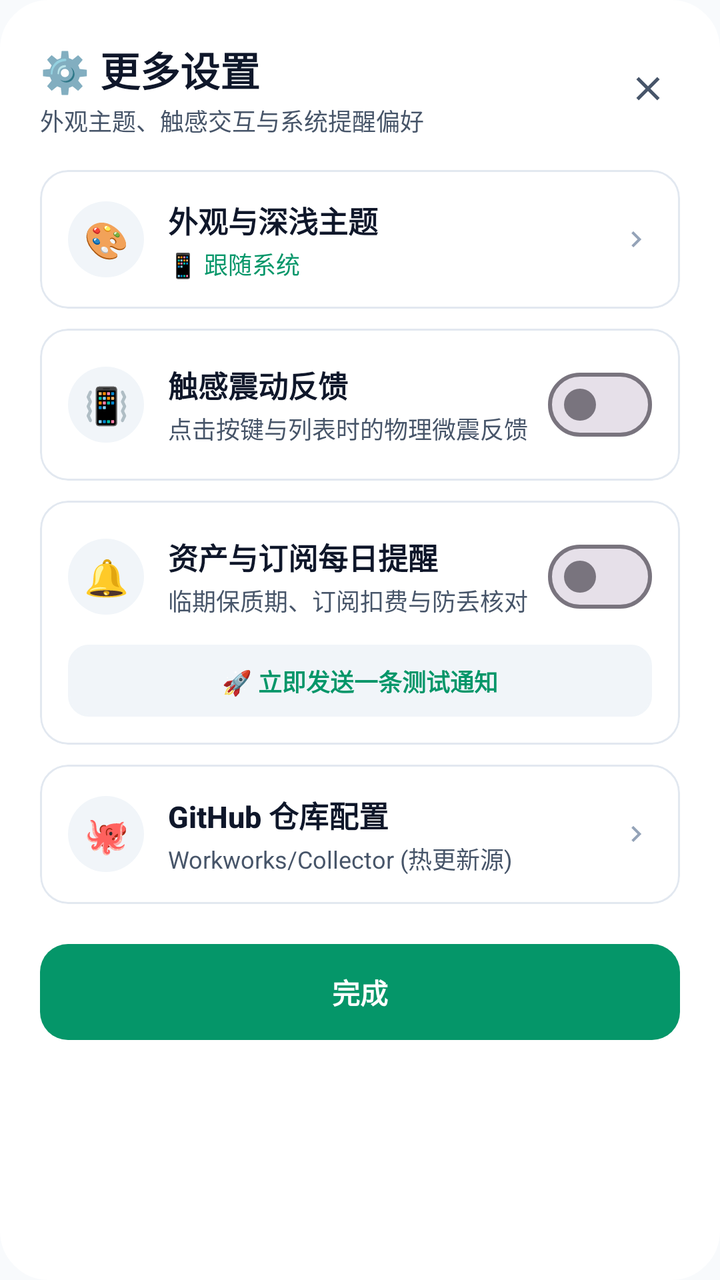
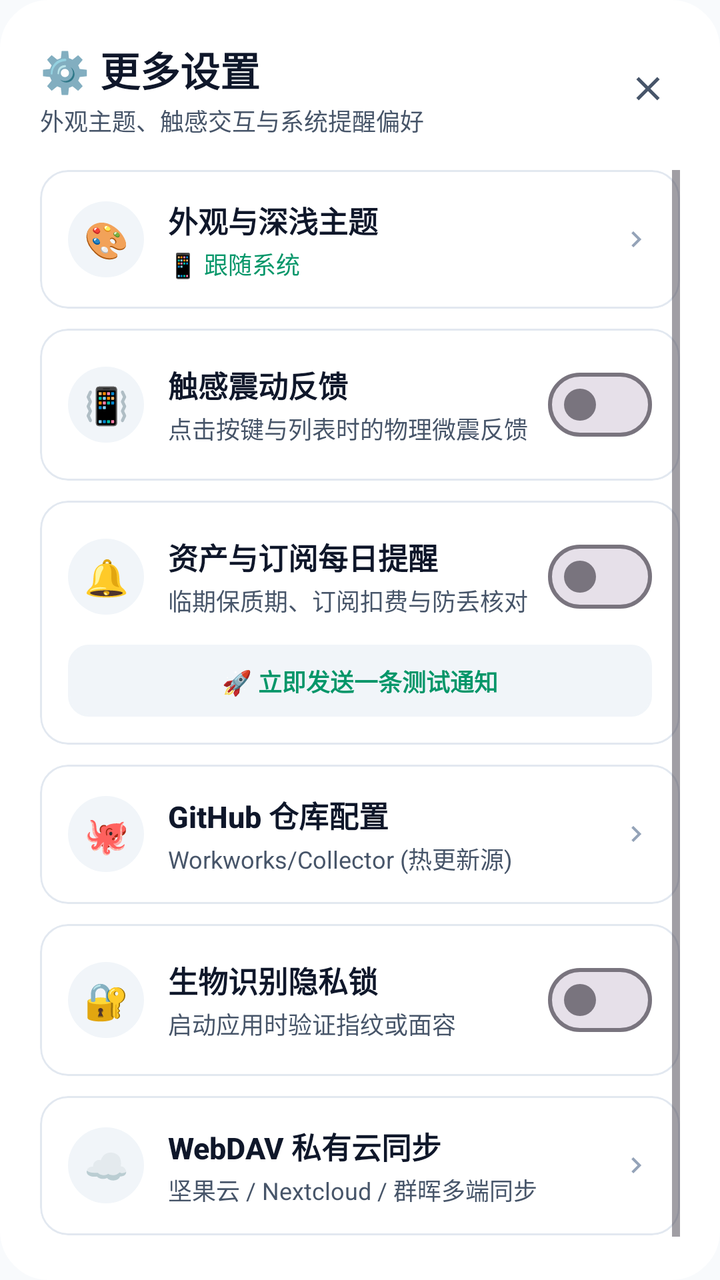

Before-and-after screenshots of an Android layout around one commit, followed by the original layout XML and the change that was made.
<!-- AndroidManifest.xml: application theme Theme.DiaperTracker -->
<!-- res/layout/dialog_more_settings.xml -->
<?xml version="1.0" encoding="utf-8"?>
<LinearLayout
    xmlns:android="http://schemas.android.com/apk/res/android"
    xmlns:app="http://schemas.android.com/apk/res-auto"
    android:layout_width="match_parent"
    android:layout_height="wrap_content"
    android:orientation="vertical"
    android:background="@drawable/bg_dialog_card"
    android:backgroundTint="@color/card"
    android:padding="20dp">

    
    <LinearLayout
        android:layout_width="match_parent"
        android:layout_height="wrap_content"
        android:orientation="horizontal"
        android:gravity="center_vertical"
        android:layout_marginBottom="16dp">

        <LinearLayout
            android:layout_width="0dp"
            android:layout_height="wrap_content"
            android:layout_weight="1"
            android:orientation="vertical">

            <TextView
                android:layout_width="wrap_content"
                android:layout_height="wrap_content"
                android:text="⚙️ 更多设置"
                android:textSize="20sp"
                android:textStyle="bold"
                android:textColor="@color/text_primary"
                android:fontFamily="sans-serif-medium" />

            <TextView
                android:layout_width="wrap_content"
                android:layout_height="wrap_content"
                android:text="外观主题、触感交互与系统提醒偏好"
                android:textSize="12sp"
                android:textColor="@color/text_secondary"
                android:layout_marginTop="2dp" />
        </LinearLayout>

        <ImageView
            android:id="@+id/btn_close_settings"
            android:layout_width="32dp"
            android:layout_height="32dp"
            android:padding="6dp"
            android:src="@drawable/ic_close"
            app:tint="@color/text_secondary"
            android:contentDescription="关闭"
            android:clickable="true"
            android:focusable="true"
            android:background="?attr/selectableItemBackgroundBorderless" />
    </LinearLayout>

    <ScrollView
        android:layout_width="match_parent"
        android:layout_height="wrap_content"
        android:maxHeight="420dp"
        android:overScrollMode="never">

        <LinearLayout
            android:layout_width="match_parent"
            android:layout_height="wrap_content"
            android:orientation="vertical">

            
            <com.google.android.material.card.MaterialCardView
                android:id="@+id/card_setting_theme"
                android:layout_width="match_parent"
                android:layout_height="wrap_content"
                android:layout_marginBottom="10dp"
                app:cardCornerRadius="14dp"
                app:cardElevation="0dp"
                app:cardBackgroundColor="@color/card"
                app:strokeColor="@color/card_border"
                app:strokeWidth="1dp"
                android:clickable="true"
                android:focusable="true"
                android:foreground="?attr/selectableItemBackground">

                <LinearLayout
                    android:layout_width="match_parent"
                    android:layout_height="wrap_content"
                    android:orientation="horizontal"
                    android:gravity="center_vertical"
                    android:paddingHorizontal="14dp"
                    android:paddingVertical="14dp">

                    <TextView
                        android:layout_width="38dp"
                        android:layout_height="38dp"
                        android:gravity="center"
                        android:text="🎨"
                        android:textSize="18sp"
                        android:background="@drawable/bg_icon_circle"
                        android:backgroundTint="@color/input_bg" />

                    <LinearLayout
                        android:layout_width="0dp"
                        android:layout_height="wrap_content"
                        android:layout_weight="1"
                        android:layout_marginStart="12dp"
                        android:orientation="vertical">

                        <TextView
                            android:layout_width="wrap_content"
                            android:layout_height="wrap_content"
                            android:text="外观与深浅主题"
                            android:textSize="15sp"
                            android:textStyle="bold"
                            android:textColor="@color/text_primary"
                            android:fontFamily="sans-serif-medium" />

                        <TextView
                            android:id="@+id/tv_current_theme_desc"
                            android:layout_width="wrap_content"
                            android:layout_height="wrap_content"
                            android:text="📱 跟随系统"
                            android:textSize="12sp"
                            android:textColor="@color/primary"
                            android:layout_marginTop="2dp" />
                    </LinearLayout>

                    <ImageView
                        android:layout_width="16dp"
                        android:layout_height="16dp"
                        android:src="@drawable/ic_arrow_right"
                        app:tint="@color/text_hint"
                        android:contentDescription="进入" />
                </LinearLayout>
            </com.google.android.material.card.MaterialCardView>

            
            <com.google.android.material.card.MaterialCardView
                android:layout_width="match_parent"
                android:layout_height="wrap_content"
                android:layout_marginBottom="10dp"
                app:cardCornerRadius="14dp"
                app:cardElevation="0dp"
                app:cardBackgroundColor="@color/card"
                app:strokeColor="@color/card_border"
                app:strokeWidth="1dp">

                <LinearLayout
                    android:layout_width="match_parent"
                    android:layout_height="wrap_content"
                    android:orientation="horizontal"
                    android:gravity="center_vertical"
                    android:paddingHorizontal="14dp"
                    android:paddingVertical="14dp">

                    <TextView
                        android:layout_width="38dp"
                        android:layout_height="38dp"
                        android:gravity="center"
                        android:text="📳"
                        android:textSize="18sp"
                        android:background="@drawable/bg_icon_circle"
                        android:backgroundTint="@color/input_bg" />

                    <LinearLayout
                        android:layout_width="0dp"
                        android:layout_height="wrap_content"
                        android:layout_weight="1"
                        android:layout_marginStart="12dp"
                        android:layout_marginEnd="8dp"
                        android:orientation="vertical">

                        <TextView
                            android:layout_width="wrap_content"
                            android:layout_height="wrap_content"
                            android:text="触感震动反馈"
                            android:textSize="15sp"
                            android:textStyle="bold"
                            android:textColor="@color/text_primary"
                            android:fontFamily="sans-serif-medium" />

                        <TextView
                            android:layout_width="wrap_content"
                            android:layout_height="wrap_content"
                            android:text="点击按键与列表时的物理微震反馈"
                            android:textSize="12sp"
                            android:textColor="@color/text_secondary"
                            android:layout_marginTop="2dp" />
                    </LinearLayout>

                    <com.google.android.material.materialswitch.MaterialSwitch
                        android:id="@+id/switch_haptic_feedback"
                        android:layout_width="wrap_content"
                        android:layout_height="wrap_content" />
                </LinearLayout>
            </com.google.android.material.card.MaterialCardView>

            
            <com.google.android.material.card.MaterialCardView
                android:layout_width="match_parent"
                android:layout_height="wrap_content"
                android:layout_marginBottom="10dp"
                app:cardCornerRadius="14dp"
                app:cardElevation="0dp"
                app:cardBackgroundColor="@color/card"
                app:strokeColor="@color/card_border"
                app:strokeWidth="1dp">

                <LinearLayout
                    android:layout_width="match_parent"
                    android:layout_height="wrap_content"
                    android:orientation="vertical"
                    android:padding="14dp">

                    <LinearLayout
                        android:layout_width="match_parent"
                        android:layout_height="wrap_content"
                        android:orientation="horizontal"
                        android:gravity="center_vertical">

                        <TextView
                            android:layout_width="38dp"
                            android:layout_height="38dp"
                            android:gravity="center"
                            android:text="🔔"
                            android:textSize="18sp"
                            android:background="@drawable/bg_icon_circle"
                            android:backgroundTint="@color/input_bg" />

                        <LinearLayout
                            android:layout_width="0dp"
                            android:layout_height="wrap_content"
                            android:layout_weight="1"
                            android:layout_marginStart="12dp"
                            android:layout_marginEnd="8dp"
                            android:orientation="vertical">

                            <TextView
                                android:layout_width="wrap_content"
                                android:layout_height="wrap_content"
                                android:text="资产与订阅每日提醒"
                                android:textSize="15sp"
                                android:textStyle="bold"
                                android:textColor="@color/text_primary"
                                android:fontFamily="sans-serif-medium" />

                            <TextView
                                android:layout_width="wrap_content"
                                android:layout_height="wrap_content"
                                android:text="临期保质期、订阅扣费与防丢核对"
                                android:textSize="12sp"
                                android:textColor="@color/text_secondary"
                                android:layout_marginTop="2dp" />
                        </LinearLayout>

                        <com.google.android.material.materialswitch.MaterialSwitch
                            android:id="@+id/switch_daily_reminder"
                            android:layout_width="wrap_content"
                            android:layout_height="wrap_content" />
                    </LinearLayout>

                    
                    <LinearLayout
                        android:id="@+id/btn_send_test_notification"
                        android:layout_width="match_parent"
                        android:layout_height="36dp"
                        android:layout_marginTop="10dp"
                        android:orientation="horizontal"
                        android:gravity="center"
                        android:background="@drawable/bg_chip_inactive"
                        android:backgroundTint="@color/input_bg"
                        android:clickable="true"
                        android:focusable="true">

                        <TextView
                            android:layout_width="wrap_content"
                            android:layout_height="wrap_content"
                            android:text="🚀 立即发送一条测试通知"
                            android:textSize="12sp"
                            android:textColor="@color/primary"
                            android:textStyle="bold" />
                    </LinearLayout>
                </LinearLayout>
            </com.google.android.material.card.MaterialCardView>

            
            <com.google.android.material.card.MaterialCardView
                android:id="@+id/card_setting_repo"
                android:layout_width="match_parent"
                android:layout_height="wrap_content"
                android:layout_marginBottom="4dp"
                app:cardCornerRadius="14dp"
                app:cardElevation="0dp"
                app:cardBackgroundColor="@color/card"
                app:strokeColor="@color/card_border"
                app:strokeWidth="1dp"
                android:clickable="true"
                android:focusable="true"
                android:foreground="?attr/selectableItemBackground">

                <LinearLayout
                    android:layout_width="match_parent"
                    android:layout_height="wrap_content"
                    android:orientation="horizontal"
                    android:gravity="center_vertical"
                    android:paddingHorizontal="14dp"
                    android:paddingVertical="14dp">

                    <TextView
                        android:layout_width="38dp"
                        android:layout_height="38dp"
                        android:gravity="center"
                        android:text="🐙"
                        android:textSize="18sp"
                        android:background="@drawable/bg_icon_circle"
                        android:backgroundTint="@color/input_bg" />

                    <LinearLayout
                        android:layout_width="0dp"
                        android:layout_height="wrap_content"
                        android:layout_weight="1"
                        android:layout_marginStart="12dp"
                        android:orientation="vertical">

                        <TextView
                            android:layout_width="wrap_content"
                            android:layout_height="wrap_content"
                            android:text="GitHub 仓库配置"
                            android:textSize="15sp"
                            android:textStyle="bold"
                            android:textColor="@color/text_primary"
                            android:fontFamily="sans-serif-medium" />

                        <TextView
                            android:id="@+id/tv_current_repo_desc"
                            android:layout_width="wrap_content"
                            android:layout_height="wrap_content"
                            android:text="Workworks/Collector (热更新源)"
                            android:textSize="12sp"
                            android:textColor="@color/text_secondary"
                            android:layout_marginTop="2dp" />
                    </LinearLayout>

                    <ImageView
                        android:layout_width="16dp"
                        android:layout_height="16dp"
                        android:src="@drawable/ic_arrow_right"
                        app:tint="@color/text_hint"
                        android:contentDescription="配置" />
                </LinearLayout>
            </com.google.android.material.card.MaterialCardView>

        </LinearLayout>
    </ScrollView>

    
    <Button
        android:id="@+id/btn_dialog_done"
        android:layout_width="match_parent"
        android:layout_height="48dp"
        android:layout_marginTop="16dp"
        android:text="完成"
        android:textSize="14sp"
        android:textStyle="bold"
        android:textColor="#FFFFFF"
        android:background="@drawable/bg_btn_primary"
        style="?android:attr/borderlessButtonStyle" />

</LinearLayout>
<!-- resources referenced by this layout -->
<resources>
  <color name="card">#FFFFFF</color>
  <color name="card_border">#E2E8F0</color>
  <color name="input_bg">#F1F5F9</color>
  <color name="primary">#059669</color>
  <color name="text_hint">#94A3B8</color>
  <color name="text_primary">#0F172A</color>
  <color name="text_secondary">#475569</color>
  <!-- drawable bg_btn_primary (drawable) -->
  <?xml version="1.0" encoding="utf-8"?>
  <ripple xmlns:android="http://schemas.android.com/apk/res/android"
      android:color="#40FFFFFF">
      <item>
          <shape android:shape="rectangle">
              <gradient
                  android:angle="135"
                  android:startColor="#10B981"
                  android:endColor="#059669" />
              <corners android:radius="14dp" />
          </shape>
      </item>
  </ripple>
  <!-- drawable bg_chip_inactive (drawable) -->
  <?xml version="1.0" encoding="utf-8"?>
  <shape xmlns:android="http://schemas.android.com/apk/res/android"
      android:shape="rectangle">
      <solid android:color="@color/card" />
      <stroke android:width="1dp" android:color="@color/card_border" />
      <corners android:radius="10dp" />
  </shape>
  <!-- drawable bg_dialog_card (drawable) -->
  <?xml version="1.0" encoding="utf-8"?>
  <shape xmlns:android="http://schemas.android.com/apk/res/android"
      android:shape="rectangle">
      <solid android:color="@color/card" />
      <corners android:radius="24dp" />
      <stroke
          android:width="1dp"
          android:color="@color/card_border" />
  </shape>
  <!-- drawable bg_icon_circle (drawable) -->
  <?xml version="1.0" encoding="utf-8"?>
  <shape xmlns:android="http://schemas.android.com/apk/res/android"
      android:shape="oval">
      <gradient
          android:type="linear"
          android:angle="135"
          android:startColor="#10B981"
          android:endColor="#059669" />
  </shape>
  <!-- drawable ic_arrow_right (drawable) -->
  <vector xmlns:android="http://schemas.android.com/apk/res/android"
      android:width="24dp"
      android:height="24dp"
      android:viewportWidth="24"
      android:viewportHeight="24">
      <path
          android:fillColor="@color/text_secondary"
          android:pathData="M8.59,16.59L13.17,12L8.59,7.41L10,6l6,6l-6,6L8.59,16.59z" />
  </vector>
  <!-- drawable ic_close (drawable) -->
  <vector xmlns:android="http://schemas.android.com/apk/res/android"
      android:width="24dp"
      android:height="24dp"
      android:viewportWidth="24"
      android:viewportHeight="24">
      <path
          android:fillColor="#FFFFFFFF"
          android:pathData="M19,6.41L17.59,5 12,10.59 6.41,5 5,6.41 10.59,12 5,17.59 6.41,19 12,13.41 17.59,19 19,17.59 13.41,12z" />
  </vector>
  <style name="Theme.DiaperTracker" parent="Theme.Material3.DayNight.NoActionBar">
          <item name="colorPrimary">@color/primary</item>
          <item name="colorPrimaryDark">@color/primary_dark</item>
          <item name="colorSecondary">@color/accent</item>
          <item name="android:colorBackground">@color/background</item>
          <item name="android:statusBarColor">@color/primary_dark</item>
          <item name="android:windowLightStatusBar">false</item>
          <item name="android:navigationBarColor">@color/card</item>
          <item name="android:windowLightNavigationBar">true</item>
      </style>
  <color name="primary_dark">#047857</color>
  <color name="accent">#F59E0B</color>
  <color name="background">#F8FAFC</color>
</resources>

<!-- the commit's change to res/layout/dialog_more_settings.xml (unified diff, before → after) -->
@@ -286,7 +286,7 @@
                 android:id="@+id/card_setting_repo"
                 android:layout_width="match_parent"
                 android:layout_height="wrap_content"
-                android:layout_marginBottom="4dp"
+                android:layout_marginBottom="10dp"
                 app:cardCornerRadius="14dp"
                 app:cardElevation="0dp"
                 app:cardBackgroundColor="@color/card"
@@ -345,6 +345,134 @@
                         android:src="@drawable/ic_arrow_right"
                         app:tint="@color/text_hint"
                         android:contentDescription="配置" />
+                </LinearLayout>
+            </com.google.android.material.card.MaterialCardView>
+
+            
+            <com.google.android.material.card.MaterialCardView
+                android:id="@+id/card_setting_biometric"
+                android:layout_width="match_parent"
+                android:layout_height="wrap_content"
+                android:layout_marginBottom="10dp"
+                app:cardCornerRadius="14dp"
+                app:cardElevation="0dp"
+                app:cardBackgroundColor="@color/card"
+                app:strokeColor="@color/card_border"
+                app:strokeWidth="1dp">
+
+                <LinearLayout
+                    android:layout_width="match_parent"
+                    android:layout_height="wrap_content"
+                    android:orientation="horizontal"
+                    android:gravity="center_vertical"
+                    android:paddingHorizontal="14dp"
+                    android:paddingVertical="14dp">
+
+                    <TextView
+                        android:layout_width="38dp"
+                        android:layout_height="38dp"
+                        android:gravity="center"
+                        android:text="🔐"
+                        android:textSize="18sp"
+                        android:background="@drawable/bg_icon_circle"
+                        android:backgroundTint="@color/input_bg" />
+
+                    <LinearLayout
+                        android:layout_width="0dp"
+                        android:layout_height="wrap_content"
+                        android:layout_weight="1"
+                        android:layout_marginStart="12dp"
+                        android:orientation="vertical">
+
+                        <TextView
+                            android:layout_width="wrap_content"
+                            android:layout_height="wrap_content"
+                            android:text="生物识别隐私锁"
+                            android:textSize="15sp"
+                            android:textStyle="bold"
+                            android:textColor="@color/text_primary"
+                            android:fontFamily="sans-serif-medium" />
+
+                        <TextView
+                            android:layout_width="wrap_content"
+                            android:layout_height="wrap_content"
+                            android:text="启动应用时验证指纹或面容"
+                            android:textSize="12sp"
+                            android:textColor="@color/text_secondary"
+                            android:layout_marginTop="2dp" />
+                    </LinearLayout>
+
+                    <com.google.android.material.materialswitch.MaterialSwitch
+                        android:id="@+id/switch_biometric_lock"
+                        android:layout_width="wrap_content"
+                        android:layout_height="wrap_content" />
+                </LinearLayout>
+            </com.google.android.material.card.MaterialCardView>
+
+            
+            <com.google.android.material.card.MaterialCardView
+                android:id="@+id/card_setting_webdav"
+                android:layout_width="match_parent"
+                android:layout_height="wrap_content"
+                android:layout_marginBottom="4dp"
+                app:cardCornerRadius="14dp"
+                app:cardElevation="0dp"
+                app:cardBackgroundColor="@color/card"
+                app:strokeColor="@color/card_border"
+                app:strokeWidth="1dp"
+                android:clickable="true"
+                android:focusable="true"
+                android:foreground="?attr/selectableItemBackground">
+
+                <LinearLayout
+                    android:layout_width="match_parent"
+                    android:layout_height="wrap_content"
+                    android:orientation="horizontal"
+                    android:gravity="center_vertical"
+                    android:paddingHorizontal="14dp"
+                    android:paddingVertical="14dp">
+
+                    <TextView
+                        android:layout_width="38dp"
+                        android:layout_height="38dp"
+                        android:gravity="center"
+                        android:text="☁️"
+                        android:textSize="18sp"
+                        android:background="@drawable/bg_icon_circle"
+                        android:backgroundTint="@color/input_bg" />
+
+                    <LinearLayout
+                        android:layout_width="0dp"
+                        android:layout_height="wrap_content"
+                        android:layout_weight="1"
+                        android:layout_marginStart="12dp"
+                        android:orientation="vertical">
+
+                        <TextView
+                            android:layout_width="wrap_content"
+                            android:layout_height="wrap_content"
+                            android:text="WebDAV 私有云同步"
+                            android:textSize="15sp"
+                            android:textStyle="bold"
+                            android:textColor="@color/text_primary"
+                            android:fontFamily="sans-serif-medium" />
+
+                        <TextView
+                            android:id="@+id/tv_current_webdav_desc"
+                            android:layout_width="wrap_content"
+                            android:layout_height="wrap_content"
+                            android:text="坚果云 / Nextcloud / 群晖多端同步"
+                            android:textSize="12sp"
+                            android:textColor="@color/text_secondary"
+                            android:layout_marginTop="2dp" />
+                    </LinearLayout>
+
+                    <ImageView
+                        android:layout_width="16dp"
+                        android:layout_height="16dp"
+                        android:src="@drawable/ic_arrow_right"
+                        app:tint="@color/text_hint"
+                        android:contentDescription="进入" />
                 </LinearLayout>
             </com.google.android.material.card.MaterialCardView>
 
